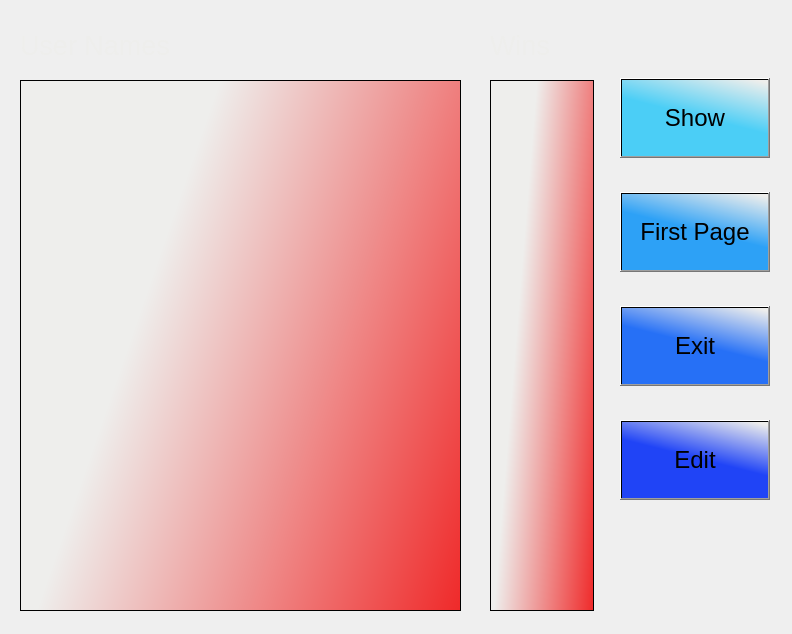
Old version of the form Soduko/leaderboard.ui in the repository UIAP4002-Dr-Mahdavi/mini-project-2-sudoku-Mohammadmx.
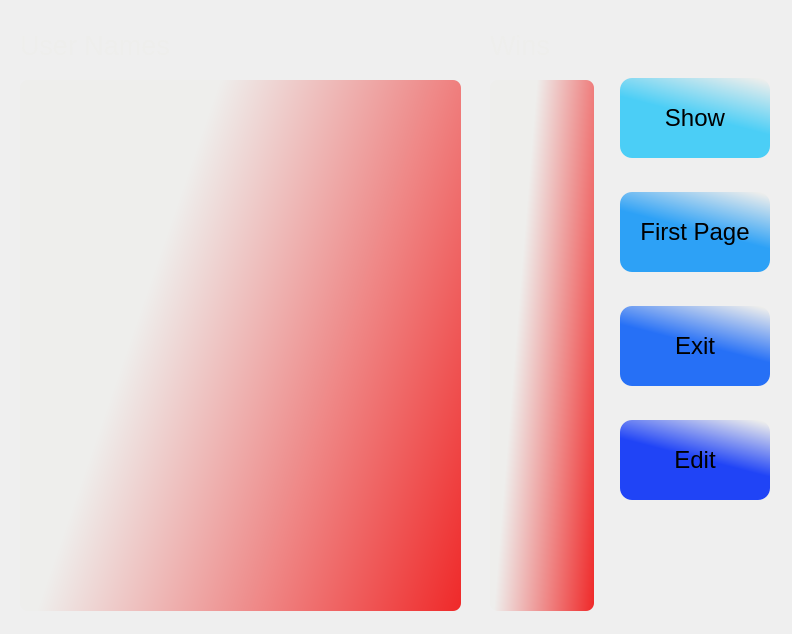
New version of the form.

Patch:
```diff
--- a/Soduko/leaderboard.ui
+++ b/Soduko/leaderboard.ui
@@ -17,6 +17,18 @@
    <string notr="true">leaderBoard 
 {
 background-color: rgb(50, 50, 50)
+}
+QPushButton
+{
+border-radius:12px;
+}
+QPlainTextEdit
+{
+border-radius:8px;
+}
+QPushButton:hover
+{
+color:white;
 }</string>
   </property>
   <widget class="QPlainTextEdit" name="lb_names">
```
Left out of the diff: 2 changed lines with no effect on the pictures.
